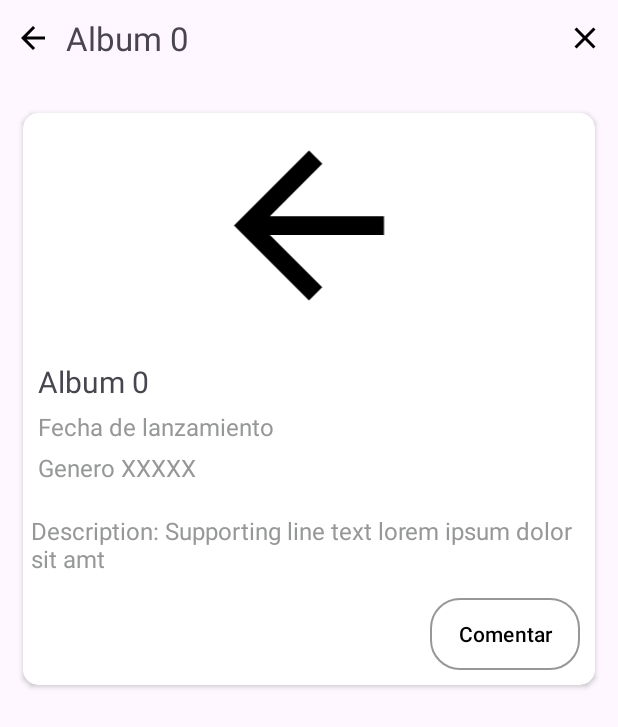
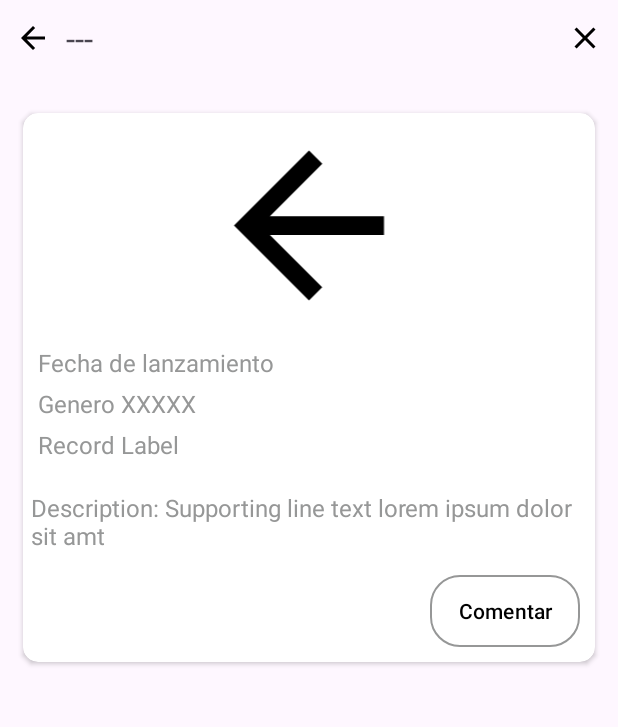
Before and after one commit to pbuitragom/MISW-4203-Mobile, an Android app: the layout activity_album_detail.xml on its own in the app's theme, with its tools: preview values and no code run, on a phone screen of 412 x 824 dp. Shown: the top 727 px of the screen. Run offline under Robolectric (Android 15) with nearby library versions, the phone set to English and light mode, and no system bars; network calls fail.

Commit message:
:sparkles: HU003: MVVM aligning AlbumDetail

```diff
--- a/app/src/main/java/co/com/uniandes/vinilos/album/view/AlbumActivity.kt
+++ b/app/src/main/java/co/com/uniandes/vinilos/album/view/AlbumActivity.kt
@@ -130,8 +130,9 @@ class AlbumActivity : AppCompatActivity(), AlbumListener {
     }
 
     override fun openDetailAlbum(album: Album) {
+        Log.e("AlbumActivity", "El Album seleccionado es ${album} y tiene id ${album.albumId}")
         Intent(this, AlbumDetailActivity::class.java).also {
-            it.putExtra("album", album)
+            it.putExtra("albumId", album.albumId)
             startActivity(it)
         }
     }
--- a/app/src/main/java/co/com/uniandes/vinilos/album/view/adapter/AlbumViewAdapter.kt
+++ b/app/src/main/java/co/com/uniandes/vinilos/album/view/adapter/AlbumViewAdapter.kt
@@ -1,6 +1,7 @@
 package co.com.uniandes.vinilos.album.view.adapter
 
 import android.content.Context
+import android.util.Log
 import android.view.LayoutInflater
 import android.view.ViewGroup
 import android.widget.ImageView
@@ -43,6 +44,7 @@ class AlbumViewAdapter(
                     .into(it)
             }
             itemView.setOnClickListener {
+                Log.e("AlbumViewAdapter", "El album en el adaptador es  ${album} y tiene id ${album.albumId}")
                 listener.openDetailAlbum(album)
             }
         }
--- a/app/src/main/res/layout/activity_album_detail.xml
+++ b/app/src/main/res/layout/activity_album_detail.xml
@@ -27,12 +27,12 @@
             app:layout_constraintBottom_toBottomOf="parent"/>
 
         <TextView
-            android:id="@+id/titleLabel"
+            android:id="@+id/album_title_text"
             android:layout_width="wrap_content"
             android:layout_height="wrap_content"
             app:layout_constraintStart_toEndOf="@+id/backImage"
             app:layout_constraintTop_toTopOf="parent"
-            tools:text="Album 0"
+            tools:text="---"
             android:layout_marginStart="10dp"
             android:textSize="22sp"
             app:layout_constraintBottom_toBottomOf="parent"/>
@@ -64,7 +64,7 @@
             android:layout_height="match_parent">
 
             <androidx.appcompat.widget.AppCompatImageView
-                android:id="@+id/imageAlbum"
+                android:id="@+id/album_cover_image"
                 android:layout_width="match_parent"
                 android:layout_height="150dp"
                 app:layout_constraintStart_toStartOf="parent"
@@ -73,22 +73,11 @@
                 app:layout_constraintTop_toTopOf="parent"/>
 
             <androidx.appcompat.widget.AppCompatTextView
-                android:id="@+id/titleAlbum"
+                android:id="@+id/album_released_date_text"
                 android:layout_width="wrap_content"
                 android:layout_height="wrap_content"
                 app:layout_constraintStart_toStartOf="parent"
-                android:layout_marginStart="10dp"
-                android:layout_marginTop="15dp"
-                android:textSize="20sp"
-                tools:text="Album 0"
-                app:layout_constraintTop_toBottomOf="@+id/imageAlbum"/>
-
-            <androidx.appcompat.widget.AppCompatTextView
-                android:id="@+id/releaseDateLabel"
-                android:layout_width="wrap_content"
-                android:layout_height="wrap_content"
-                app:layout_constraintStart_toStartOf="parent"
-                app:layout_constraintTop_toBottomOf="@+id/titleAlbum"
+                app:layout_constraintTop_toBottomOf="@+id/album_cover_image"
                 android:layout_marginTop="5dp"
                 android:textColor="@color/gray"
                 android:textSize="16sp"
@@ -96,11 +85,11 @@
                 tools:text="Fecha de lanzamiento"/>
 
             <androidx.appcompat.widget.AppCompatTextView
-                android:id="@+id/genderLabel"
+                android:id="@+id/album_genre_text"
                 android:layout_width="wrap_content"
                 android:layout_height="wrap_content"
                 app:layout_constraintStart_toStartOf="parent"
-                app:layout_constraintTop_toBottomOf="@+id/releaseDateLabel"
+                app:layout_constraintTop_toBottomOf="@+id/album_released_date_text"
                 android:layout_marginTop="5dp"
                 android:textColor="@color/gray"
                 android:textSize="16sp"
@@ -108,11 +97,23 @@
                 tools:text="Genero XXXXX"/>
 
             <androidx.appcompat.widget.AppCompatTextView
-                android:id="@+id/descriptionLabel"
+                android:id="@+id/album_record_label_text"
                 android:layout_width="wrap_content"
                 android:layout_height="wrap_content"
                 app:layout_constraintStart_toStartOf="parent"
-                app:layout_constraintTop_toBottomOf="@+id/genderLabel"
+                app:layout_constraintTop_toBottomOf="@+id/album_genre_text"
+                android:layout_marginTop="5dp"
+                android:textColor="@color/gray"
+                android:textSize="16sp"
+                android:layout_marginStart="10dp"
+                tools:text="Record Label"/>
+
+            <androidx.appcompat.widget.AppCompatTextView
+                android:id="@+id/album_description_text"
+                android:layout_width="wrap_content"
+                android:layout_height="wrap_content"
+                app:layout_constraintStart_toStartOf="parent"
+                app:layout_constraintTop_toBottomOf="@+id/album_record_label_text"
                 app:layout_constraintEnd_toEndOf="parent"
                 android:layout_marginHorizontal="10dp"
                 android:layout_marginTop="20dp"
@@ -142,7 +143,7 @@
                 android:layout_marginBottom="10dp"
                 android:layout_marginTop="15dp"
                 app:layout_constraintEnd_toEndOf="parent"
-                app:layout_constraintTop_toBottomOf="@+id/descriptionLabel"
+                app:layout_constraintTop_toBottomOf="@+id/album_description_text"
                 app:layout_constraintBottom_toBottomOf="parent"/>
 
         </androidx.constraintlayout.widget.ConstraintLayout>
```
Also changed, not shown: app/src/main/java/co/com/uniandes/vinilos/album/view/AlbumActivityDetailPM.kt (added, +50 -0 lines), app/src/main/java/co/com/uniandes/vinilos/album/view/AlbumDetailActivity.kt (+53 -4 lines), app/src/main/res/layout/pm_activity_album_detail.xml (added, +30 -0 lines).
